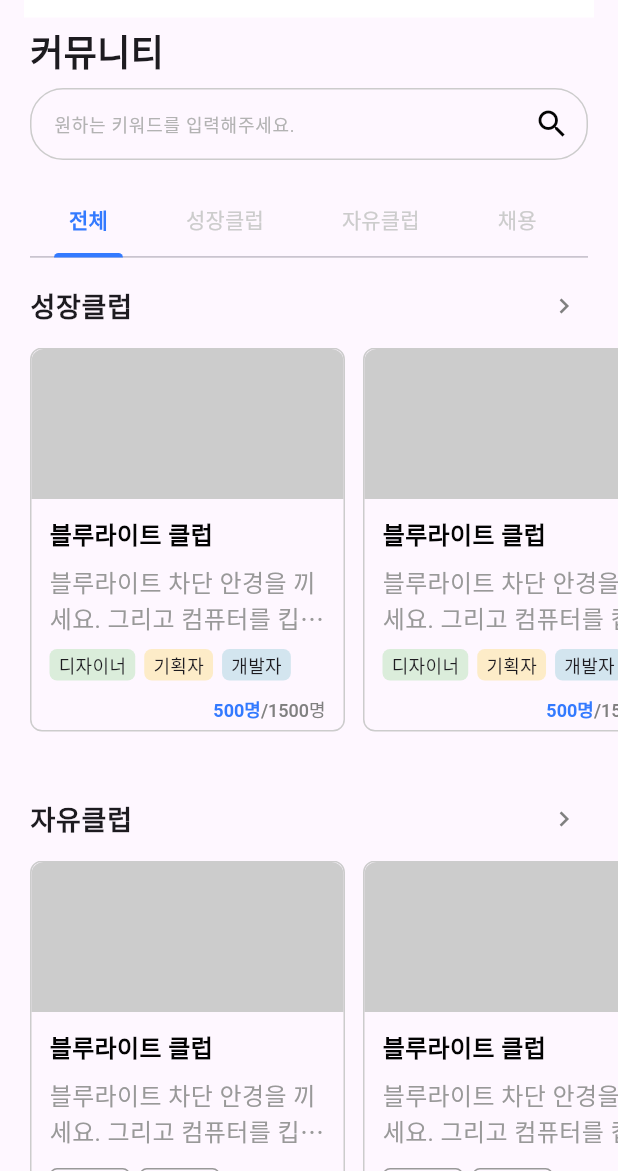
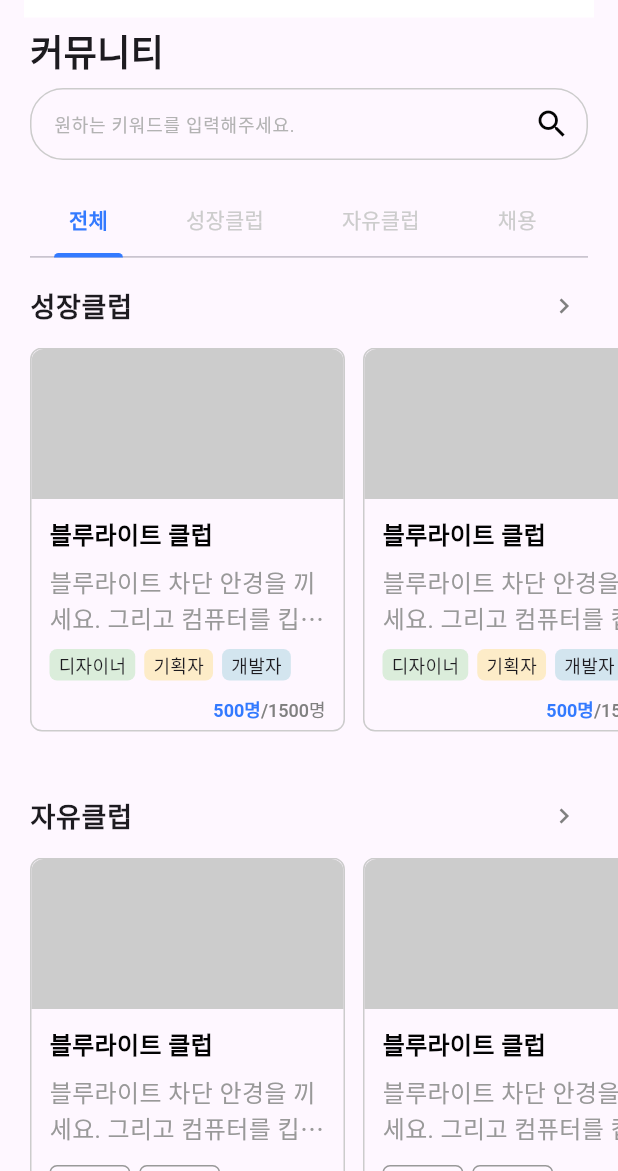
Before and after one commit to 9weeks-app-web/Team-6, a Flutter app: the CommunityPage screen opened by its route, on a phone screen of 412 x 824 dp, the part 65-1236 px from its top. Run offline on Flutter 3.47's test engine with Material 3 defaults, Android fonts, the phone set to English and light mode, and no system bars; our stand-ins replace dotted_border, equatable, file_picker, flutter_riverpod, flutter_svg, fluttertoast and 2 more; accounts and stored records are empty; Roboto replaces fonts that are missing (Pretendard, Pretendard Variable).

Commit message:
Fix: 컨텐츠 간 간격 28 #49

```diff
--- a/lib/view/pages/community_pages/tab_pages/all_page.dart
+++ b/lib/view/pages/community_pages/tab_pages/all_page.dart
@@ -48,7 +48,7 @@ class AllPage extends StatelessWidget {
             ],
           ),
         ),
-        const SizedBox(height: 30),
+        const SizedBox(height: 28),
         Padding(
           padding: const EdgeInsets.only(left: 20),
           child: Column(
@@ -84,7 +84,7 @@ class AllPage extends StatelessWidget {
             ],
           ),
         ),
-        const SizedBox(height: 30),
+        const SizedBox(height: 28),
         Column(
           children: [
             ListTile(
@@ -104,7 +104,7 @@ class AllPage extends StatelessWidget {
             ),
           ],
         ),
-        const SizedBox(height: 30),
+        const SizedBox(height: 28),
       ],
     );
   }
--- a/lib/view/pages/community_pages/tab_pages/recruit_page.dart
+++ b/lib/view/pages/community_pages/tab_pages/recruit_page.dart
@@ -74,7 +74,7 @@ class RecruitPage extends StatelessWidget {
             ],
           ),
         ),
-        const SizedBox(height: 30),
+        const SizedBox(height: 28),
         Padding(
           padding: const EdgeInsets.only(left: 20),
           child: Column(
@@ -118,12 +118,12 @@ class RecruitPage extends StatelessWidget {
             ],
           ),
         ),
-        const SizedBox(height: 30),
+        const SizedBox(height: 28),
         const Padding(
           padding: EdgeInsets.symmetric(horizontal: 20.0),
           child: AdvertiseWidget(),
         ),
-        const SizedBox(height: 30),
+        const SizedBox(height: 28),
         Padding(
           padding: const EdgeInsets.only(left: 20.0),
           child: Column(
```
